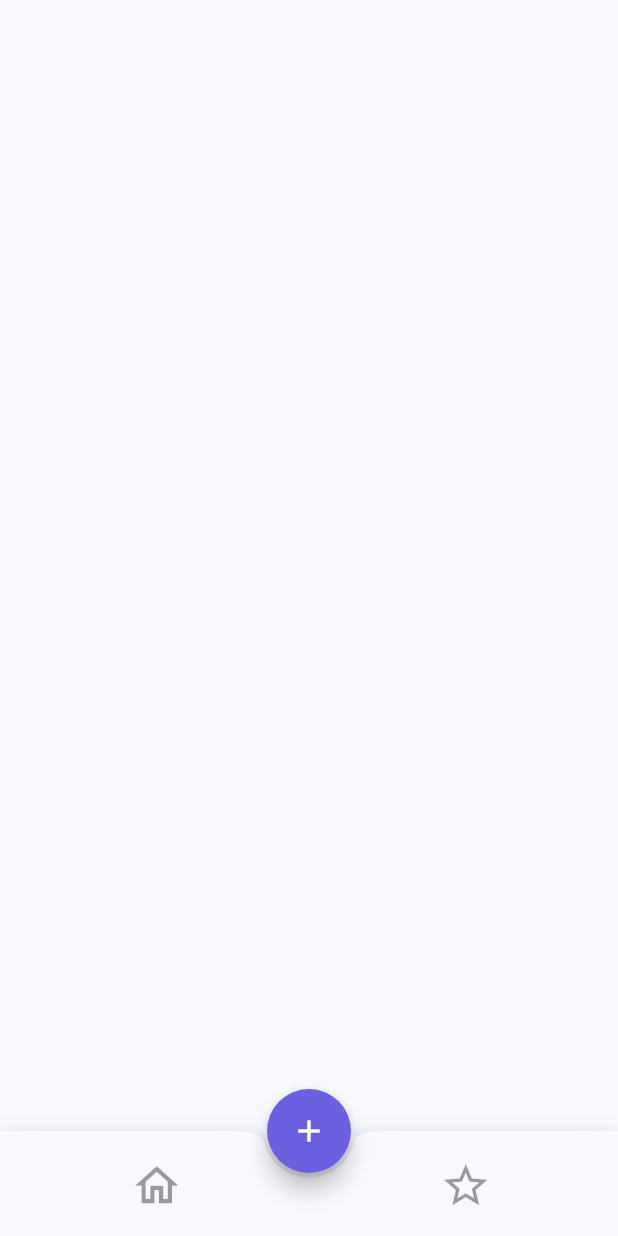
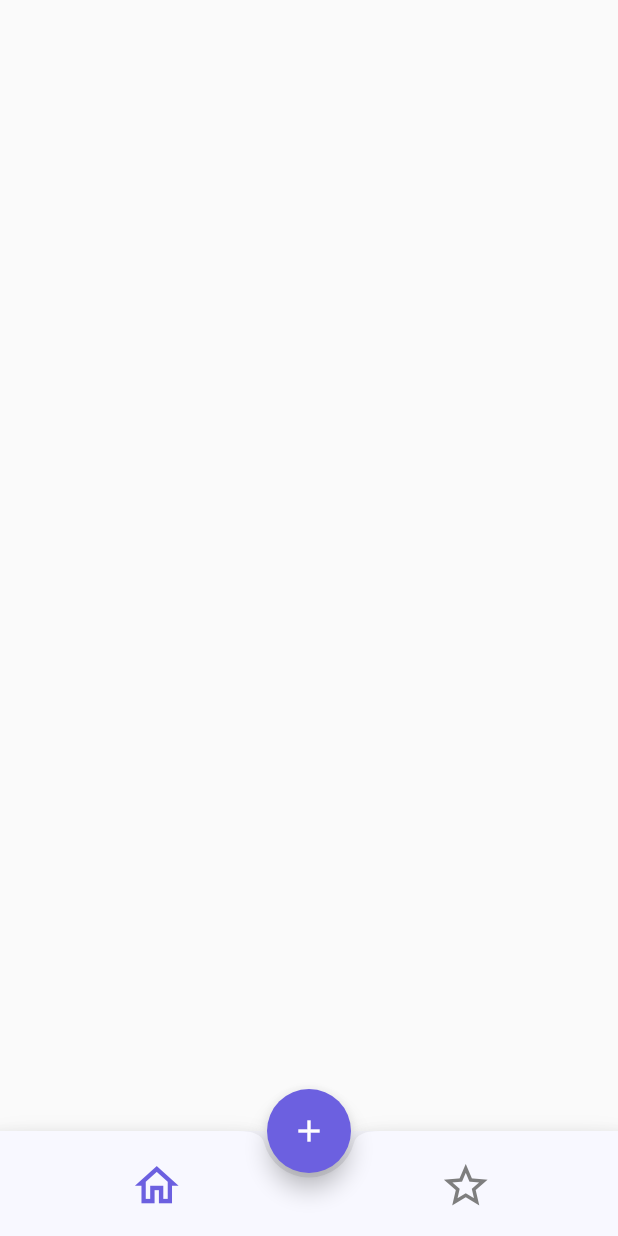
Before and after one commit to blacElph/lifestyle_app, a Flutter app: the screen it shows after launch, on a phone screen of 412 x 824 dp. Run offline on Flutter 3.47's test engine with Material 2 defaults, Android fonts, the phone set to English and light mode, and no system bars.

Commit message:
bottom appbar complete

```diff
--- a/lib/bottom_nav_bar.dart
+++ b/lib/bottom_nav_bar.dart
@@ -24,26 +24,38 @@ class _BottomNavBarState extends State<BottomNavBar> {
             height: 70,
             child: Row(
               mainAxisAlignment: MainAxisAlignment.spaceAround,
-              children: const [
+              children: [
                 IconButton(
-                  onPressed: null,
+                  onPressed: () {
+                    setState(() {
+                      currentState = 0;
+                    });
+                  },
                   icon: Icon(
                     Icons.home_outlined,
                     size: 35,
+                    color: currentState == 0 ? blue : grey,
                   ),
                 ),
                 IconButton(
-                    onPressed: null,
-                    icon: Icon(
-                      Icons.star_outline,
-                      size: 35,
-                    ))
+                  onPressed: () {
+                    setState(() {
+                      currentState = 1;
+                    });
+                  },
+                  icon: Icon(
+                    Icons.star_outline,
+                    size: 35,
+                    color: currentState == 1 ? blue : grey,
+                  ),
+                ),
               ],
             )),
       ),
+      body: widgets[currentState],
       backgroundColor: backgroundColor,
       floatingActionButtonLocation: FloatingActionButtonLocation.centerDocked,
-      floatingActionButton: FloatingActionButton(
+      floatingActionButton: const FloatingActionButton(
         onPressed: null,
         backgroundColor: blue,
         child: Icon(Icons.add),
--- a/lib/constants.dart
+++ b/lib/constants.dart
@@ -3,7 +3,7 @@ import 'package:flutter/material.dart';
 const Color backgroundColor = Color(0xfff8f8ff);
 const Color blue = Color(0xff6c60e0);
 const Color liteBlue = Color(0xfff8f8ff);
-const Color grey = Color(0xfff8f8ff);
+const Color grey = Color.fromARGB(255, 126, 126, 126);
 const Color yellow = Color(0xfff8f8ff);
 const Color green = Color(0xfff8f8ff);
 const Color orange = Color(0xfff8f8ff);
--- a/lib/homepage.dart
+++ b/lib/homepage.dart
@@ -10,10 +10,6 @@ class HomePage extends StatefulWidget {
 class _HomePageState extends State<HomePage> {
   @override
   Widget build(BuildContext context) {
-    return const Scaffold(
-      body: Center(
-        child: Text('Home Screen'),
-      ),
-    );
+    return Scaffold(body: ListView());
   }
 }
```
